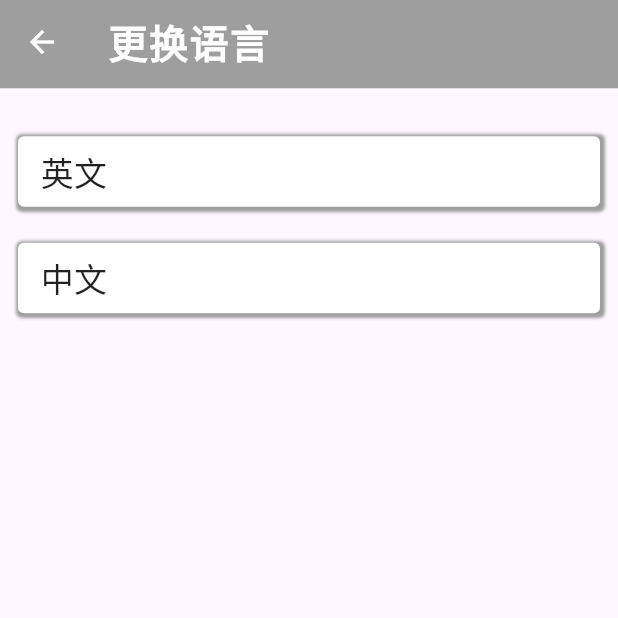
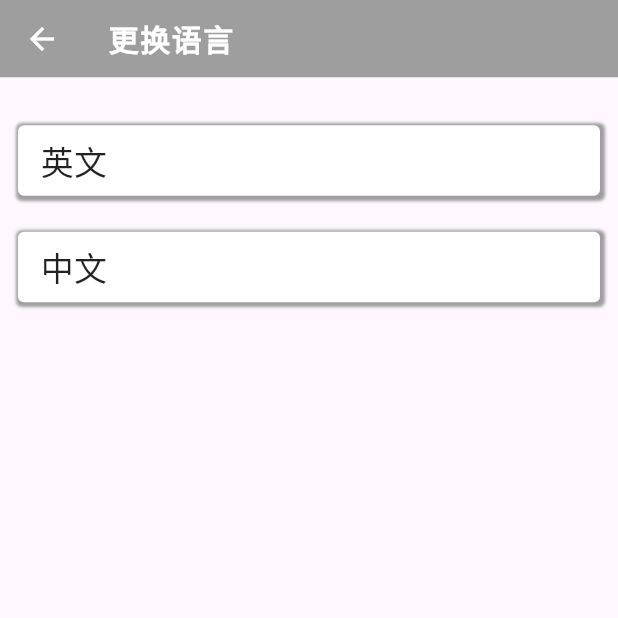
Before and after one commit to Jjphuan/Flutter-ticket_app, a Flutter app: the ChangeLanguage screen opened by its route, after a tap on "Chinese", on a phone screen of 412 x 824 dp, the top half of it. Run offline on Flutter 3.47's test engine with Material 3 defaults, Android fonts, the phone set to English and light mode, and no system bars; our stand-ins replace barcode_widget, dio, fluentui_icons, flutter_i18n, get, go_router and 2 more; missing offline and left inert: barcode; accounts and stored records are empty; generated files the repository leaves out were written again; network calls fail.

Commit message:
add provider,change language and dio

```diff
--- a/lib/base/bottom_nav_bar.dart
+++ b/lib/base/bottom_nav_bar.dart
@@ -1,5 +1,6 @@
 import 'package:fluentui_icons/fluentui_icons.dart';
 import 'package:flutter/material.dart';
+import 'package:go_router/go_router.dart';
 import 'package:ticket_app/controller/bottom_nav_controller.dart';
 import 'package:ticket_app/screens/home/home_screen.dart';
 import 'package:ticket_app/screens/profile/profile_screen.dart';
@@ -8,26 +9,43 @@ import 'package:ticket_app/screens/ticket/ticket_screen.dart';
 import 'package:get/get.dart';
 
 class BottomNavBar extends StatelessWidget {
-  BottomNavBar({super.key});
+  final Widget child;
+  const BottomNavBar({super.key, required this.child});
 
-  final appScreen = [
-    const HomeScreen(),
-    const SearchScreen(),
-    const TicketScreen(),
-    const ProfileScreen(),
-  ];
+  int _calculateSelectedIndex(BuildContext context) {
+    final location = GoRouter.of(context).routerDelegate.currentConfiguration.fullPath;
+    if (location.startsWith('/search')) return 1;
+    if (location.startsWith('/tickets')) return 2;
+    if (location.startsWith('/profile')) return 3;
+    return 0;
+  }
 
-  final BottomNavController controller = Get.put(BottomNavController());
+  void _onItemTapped(BuildContext context, int index) {
+    switch (index) {
+      case 0:
+        context.go('/');
+        break;
+      case 1:
+        context.go('/search');
+        break;
+      case 2:
+        context.go('/tickets');
+        break;
+      case 3:
+        context.go('/profile');
+        break;
+    }
+  }
 
   @override
   Widget build(BuildContext context) {
-    return Obx((){
+    final selectedIndex = _calculateSelectedIndex(context);
+
     return Scaffold(
-      body: appScreen[controller.selectedIndex.value],
-      bottomNavigationBar: Container(
-        child: BottomNavigationBar(
-            currentIndex: controller.selectedIndex.value,
-            onTap: controller.onItemTapped,
+      body: child,
+      bottomNavigationBar: BottomNavigationBar(
+        currentIndex: selectedIndex,
+        onTap: (index) => _onItemTapped(context, index),
         selectedItemColor: Colors.blueGrey,
         unselectedItemColor: Colors.grey,
         showSelectedLabels: false,
@@ -35,22 +53,25 @@ class BottomNavBar extends StatelessWidget {
           BottomNavigationBarItem(
             icon: Icon(FluentSystemIcons.ic_fluent_home_add_regular),
             activeIcon: Icon(FluentSystemIcons.ic_fluent_home_filled),
-                  label: "Home"),
+            label: "Home",
+          ),
           BottomNavigationBarItem(
             icon: Icon(FluentSystemIcons.ic_fluent_search_regular),
             activeIcon: Icon(FluentSystemIcons.ic_fluent_search_filled),
-                  label: "Search"),
+            label: "Search",
+          ),
           BottomNavigationBarItem(
             icon: Icon(FluentSystemIcons.ic_fluent_ticket_regular),
             activeIcon: Icon(FluentSystemIcons.ic_fluent_ticket_filled),
-                  label: "Tickets"),
+            label: "Tickets",
+          ),
           BottomNavigationBarItem(
             icon: Icon(FluentSystemIcons.ic_fluent_person_regular),
             activeIcon: Icon(FluentSystemIcons.ic_fluent_person_filled),
-                  label: "Profile"),
-            ]),
+            label: "Profile",
+          ),
+        ],
       ),
     );
-    });
   }
 }
--- /dev/null
+++ b/lib/custom/endpoint.dart
@@ -0,0 +1,5 @@
+class Endpoint{
+
+  static String getSetting = 'http://10.0.2.2:8000/api/getData';
+
+}
--- /dev/null
+++ b/lib/custom/http_parse.dart
@@ -0,0 +1,24 @@
+import 'package:dio/dio.dart';
+import 'package:shared_preferences/shared_preferences.dart';
+
+class HttpParse {
+  final dio = Dio();
+
+  Future<Response> get(String api,[Map<String, dynamic>? queryParameter]) async{
+    final prefs = await SharedPreferences.getInstance();
+    final langCode = prefs.getString('locale');
+    Response response =  await dio.get(
+      api,
+      queryParameters: queryParameter,
+      options: Options(
+          headers: {
+            "Accept-Language": langCode
+          },
+          sendTimeout: const Duration(seconds: 10),
+          receiveTimeout: const Duration(seconds: 10),
+      )
+    );
+
+    return response;
+  }
+}
--- a/lib/l10n/app_en.arb
+++ b/lib/l10n/app_en.arb
@@ -21,6 +21,8 @@
   "check_discount": "Check discount",
   "setting": "Setting",
   "change_language": "Change Language",
+  "load_failed": "Failed Load",
+  "not_data": "Not data",
 
   "chinese": "Chinese",
   "english": "English"
--- /dev/null
+++ b/lib/provider/setting_provider.dart
@@ -0,0 +1,41 @@
+import 'package:flutter/material.dart';
+import 'package:dio/dio.dart';
+import 'package:provider/provider.dart';
+import 'package:shared_preferences/shared_preferences.dart';
+import 'package:ticket_app/base/widgets/showDialog.dart';
+import 'package:ticket_app/custom/endpoint.dart';
+import 'package:ticket_app/custom/http_parse.dart';
+import 'package:ticket_app/provider/locale_provider.dart';
+import 'package:flutter_gen/gen_l10n/app_localization.dart';
+
+class SettingProvider extends ChangeNotifier{
+  final LocaleProvider localeProvider = LocaleProvider();
+
+  List<dynamic> _settingList = [];
+
+  Future<void> getSettingList(BuildContext context) async {
+
+    try {
+      Response response = await HttpParse().get(
+          Endpoint.getSetting,
+      );
+
+      if (response.data['success'] == true) {
+        _settingList = response.data['data'];
+        // print(response);
+        notifyListeners();
+      }else{
+        showCustomDialog(
+            context,
+            AppLocalizations.of(context)!.load_failed,
+            AppLocalizations.of(context)!.not_data
+        );
+      }
+    } catch (e) {
+      print('Error getting settings: $e');
+    }
+  }
+
+  List<dynamic> get settingList => _settingList;
+
+}
--- a/lib/router/router.dart
+++ b/lib/router/router.dart
@@ -2,17 +2,20 @@ import 'package:go_router/go_router.dart';
 import 'package:ticket_app/base/bottom_nav_bar.dart';
 import 'package:ticket_app/screens/home/all_hotel.dart';
 import 'package:ticket_app/screens/home/all_ticket.dart';
+import 'package:ticket_app/screens/home/home_screen.dart';
+import 'package:ticket_app/screens/home/setting/setting_account.dart';
 import 'package:ticket_app/screens/home/setting/change_language.dart';
 import 'package:ticket_app/screens/home/setting/setting.dart';
 import 'package:ticket_app/screens/home/widgets/hotel_detail.dart';
 import 'package:ticket_app/screens/profile/profile_screen.dart';
+import 'package:ticket_app/screens/search/search_screen.dart';
 import 'package:ticket_app/screens/ticket/ticket_screen.dart';
 
 final GoRouter router = GoRouter(
     routes: [
       GoRoute(
           path: '/',
-          builder: (context,state) => BottomNavBar(),
+          builder: (context,state) => const BottomNavBar(child: HomeScreen()),
           routes: [
                 GoRoute(
                     path: '/all_tickets',
@@ -33,8 +36,22 @@ final GoRouter router = GoRouter(
           ]
       ),
       GoRoute(
+          path: '/search',
+          builder: (context,state) => const BottomNavBar(child: SearchScreen()),
+          routes: [
+
+          ]
+      ),
+      GoRoute(
+          path: '/tickets',
+          builder: (context,state) => const BottomNavBar(child: TicketScreen()),
+          routes: [
+
+          ]
+      ),
+      GoRoute(
           path: '/profile',
-          builder: (context,state) => const ProfileScreen(),
+          builder: (context,state) => const BottomNavBar(child: ProfileScreen()),
           routes: [
                 GoRoute(
                     path: '/setting',
@@ -43,6 +60,10 @@ final GoRouter router = GoRouter(
                       GoRoute(
                           path: '/change_language',
                           builder: (context,state) => const ChangeLanguage()
+                      ),
+                      GoRoute(
+                          path: '/setting_account',
+                          builder: (context,state) => const SettingAccount()
                       )
                     ]
                 )
--- a/lib/screens/home/setting/change_language.dart
+++ b/lib/screens/home/setting/change_language.dart
@@ -42,7 +42,7 @@ class _ChangeLanguageState extends State<ChangeLanguage> {
 
     return Scaffold(
       appBar: PreferredSize(
-          preferredSize: Size.fromHeight(MediaQuery.of(context).size.height / 14),
+          preferredSize: Size.fromHeight(MediaQuery.of(context).size.height / 16),
           child: AppBar(
             iconTheme: const IconThemeData(color: Colors.white),
             backgroundColor: Colors.grey,
@@ -50,6 +50,7 @@ class _ChangeLanguageState extends State<ChangeLanguage> {
               AppLocalizations.of(context)!.change_language,
               style: AppStyle.headTextBig.copyWith(
                   color: Colors.white,
+                  fontSize: 20,
                   letterSpacing: 1
               ),
             ),
--- a/lib/screens/home/setting/setting.dart
+++ b/lib/screens/home/setting/setting.dart
@@ -1,7 +1,10 @@
 import 'package:flutter/material.dart';
 import 'package:flutter_gen/gen_l10n/app_localization.dart';
 import 'package:go_router/go_router.dart';
+import 'package:loading_animation_widget/loading_animation_widget.dart';
+import 'package:provider/provider.dart';
 import 'package:ticket_app/base/res/Style/app_style.dart';
+import 'package:ticket_app/provider/setting_provider.dart';
 
 class Setting extends StatefulWidget {
   const Setting({super.key});
@@ -11,11 +14,33 @@ class Setting extends StatefulWidget {
 }
 
 class _SettingState extends State<Setting> {
+  bool loading = false;
+
+  @override
+  void initState() {
+    _getSettingList();
+    super.initState();
+  }
+
+  void _getSettingList ()async{
+    final provider = Provider.of<SettingProvider>(context,listen: false);
+    setState(() {
+      loading = true;
+    });
+    await provider.getSettingList(context);
+    await Future.delayed(const Duration(milliseconds: 400));
+    setState(() {
+      loading = false;
+    });
+  }
+
   @override
   Widget build(BuildContext context) {
+    final provider = Provider.of<SettingProvider>(context,listen: true);
+
     return Scaffold(
       appBar: PreferredSize(
-          preferredSize: Size.fromHeight(MediaQuery.of(context).size.height / 14),
+          preferredSize: Size.fromHeight(MediaQuery.of(context).size.height / 16),
           child: AppBar(
             iconTheme: const IconThemeData(color: Colors.white),
             backgroundColor: Colors.grey,
@@ -23,20 +48,24 @@ class _SettingState extends State<Setting> {
               AppLocalizations.of(context)!.setting,
               style: AppStyle.headTextBig.copyWith(
                 color: Colors.white,
+                fontSize: 20,
                 letterSpacing: 1
               ),
             ),
           )
       ),
-      body: SingleChildScrollView(
+      body: (!loading) ? SingleChildScrollView(
         child: Column(
           children: [
             const SizedBox(height: 20),
             ...List.generate(
-                1, (index){
+                provider.settingList.length, (index){
+                  final currentData = provider.settingList[index];
+
                   return GestureDetector(
-                    onTap: (){
-                      context.go('/profile/setting/change_language');
+                    onTap: () async{
+                      await context.push('/profile/setting/${currentData['route_name']}');
+                      _getSettingList();
                     },
                     child: Container(
                       width: double.infinity,
@@ -55,7 +84,7 @@ class _SettingState extends State<Setting> {
                         ],
                       ),
                       child: Text(
-                        AppLocalizations.of(context)!.change_language,
+                        currentData['name'],
                         style: AppStyle.headTextSmall,
                       )
                     ),
@@ -64,6 +93,11 @@ class _SettingState extends State<Setting> {
             ),
             const SizedBox(height: 20),
           ],
+        )
+      ): Center(
+        child: LoadingAnimationWidget.staggeredDotsWave(
+          color: Colors.grey,
+          size: 100,
         ),
       ),
     );
--- a/pubspec.yaml
+++ b/pubspec.yaml
@@ -46,6 +46,8 @@ dependencies:
   provider: ^6.1.5
   shared_preferences: ^2.5.3
   go_router: ^15.1.2
+  loading_animation_widget: ^1.3.0
+  shimmer: ^3.0.0
 
 dev_dependencies:
   flutter_test:
```
Also changed, not shown: lib/base/widgets/showDialog.dart (added, +17 -0 lines), lib/main.dart (+8 -2 lines), lib/screens/home/setting/setting_account.dart (added, +36 -0 lines), pubspec.lock, 4 other files. Lines whose indentation alone changed are shown as unchanged.
